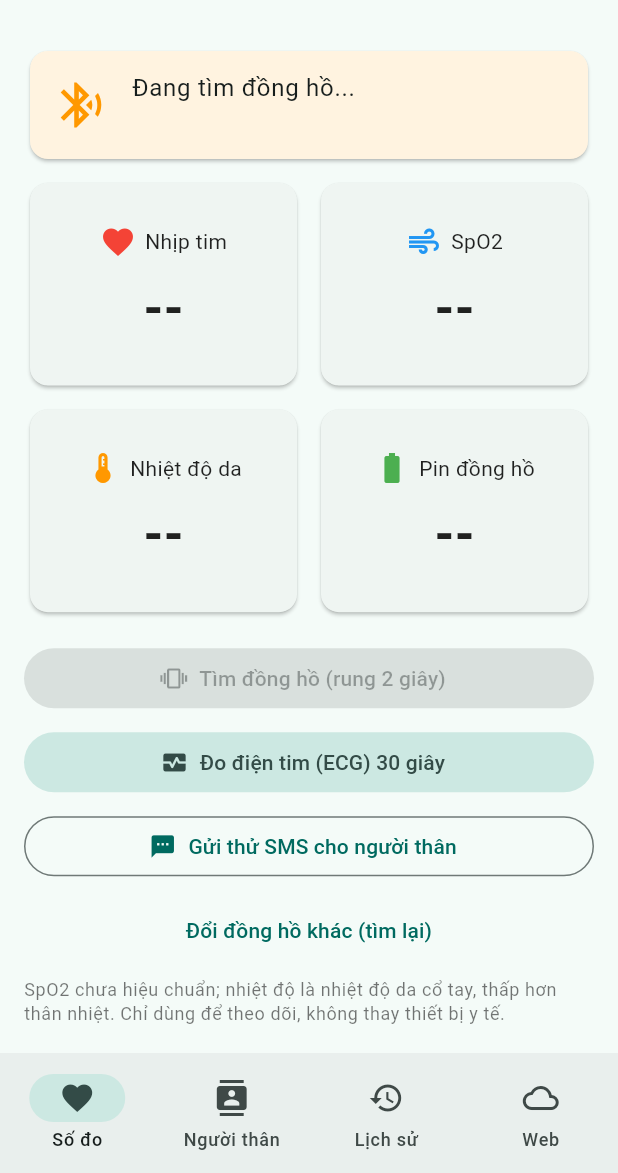
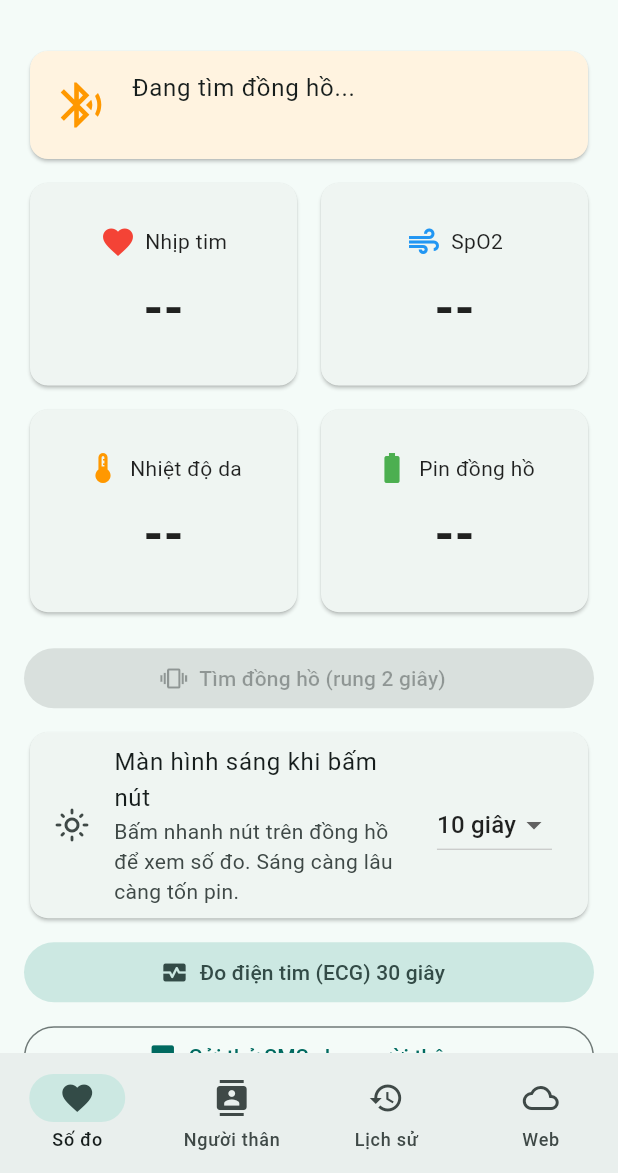
Before and after one commit to Doantheodoisuckhoe/Thietbitheodoisuckhoe, a Flutter app: the screen it shows after launch, on a phone screen of 412 x 824 dp, the part 63-1236 px from its top. Run offline on Flutter 3.47's test engine with Material 3 defaults, Android fonts, the phone set to English and light mode, and no system bars; our stand-ins replace flutter_blue_plus, geolocator, permission_handler, shared_preferences; missing offline and left inert: flutter_foreground_task.

Commit message:
Tiet kiem pin: thoi gian sang man cai tu app, CPU ngu, bao ve pin yeu, tat han tu app
- Lenh BLE 06 ss: thoi gian sang man khi bam nhanh nut (3-120 giay), app gui moi lan ket noi
- Lenh BLE 07 AA: tat han (System OFF), giu nut SOS 2 giay hoac cam sac de bat lai
- Pin < 3,5 V: rung 3 lan + bit4 pin yeu; < 3,4 V khong cam USB: tat han
- loop() ngu bang delay() den lan doc IMU ke tiep (tru luc do ECG)
- App: chon thoi gian sang man, nut tat hang dong ho, hien pin yeu

Co-Authored-By: Claude Opus 5.5 <noreply@anthropic.com>
Claude-Session: https://claude.ai/code/session_01UXjQbw1MvuzdhSSzEtBRoG

```diff
--- a/app/suc_khoe/lib/dong_ho.dart
+++ b/app/suc_khoe/lib/dong_ho.dart
@@ -28,6 +28,9 @@ class DongHo extends ChangeNotifier {
   void Function(SoDo)? khiCoSoDo;
   void Function()? khiMatKetNoi;
   void Function(GoiEcg)? khiCoGoiEcg;
+
+  /// Thoi gian sang man (giay) cai trong app, gui xuong moi lan ket noi.
+  int Function() giaySangMan = () => thoiGianSangManMacDinh;
 
   TrangThai trangThai = TrangThai.dangTim;
   SoDo? soDo;
@@ -199,6 +202,7 @@ class DongHo extends ChangeNotifier {
 
       // Dong bo gio cho man hinh dong ho (firmware cu bo qua lenh nay).
       await guiLenh(lenhDatGio(DateTime.now()));
+      await guiLenh(lenhThoiGianSangMan(giaySangMan()));
 
       // Canh bao xay ra luc chua ket noi: doc gia tri dang cho tren dong ho.
       final c = CanhBao.tuByte(await dtCanhBao.read());
--- a/app/suc_khoe/lib/giao_thuc.dart
+++ b/app/suc_khoe/lib/giao_thuc.dart
@@ -18,6 +18,7 @@ class SoDo {
   final int pinMv;
   final int pinPhanTram;
   final int canhBaoCho; // 0 = khong co
+  final bool pinYeu; // dong ho bao pin < 3,5 V (firmware tu 12/11/2026)
   final DateTime luc;
 
   SoDo({
@@ -28,6 +29,7 @@ class SoDo {
     required this.pinMv,
     required this.pinPhanTram,
     required this.canhBaoCho,
+    this.pinYeu = false,
     DateTime? luc,
   }) : luc = luc ?? DateTime.now();
 
@@ -44,6 +46,7 @@ class SoDo {
       pinMv: d.getUint16(6, Endian.little),
       pinPhanTram: b[8],
       canhBaoCho: b[9],
+      pinYeu: co & 16 != 0,
     );
   }
 }
@@ -119,6 +122,15 @@ List<int> lenhDatGio(DateTime luc) {
   return [5, giay & 0xFF, (giay >> 8) & 0xFF, (giay >> 16) & 0xFF, (giay >> 24) & 0xFF];
 }
 
+/// Thoi gian man hinh dong ho sang khi bam nhanh nut: 06 + so giay (3-120).
+/// App gui moi lan ket noi va moi khi doi trong app. Firmware cu bo qua lenh nay.
+List<int> lenhThoiGianSangMan(int giay) => [6, giay.clamp(3, 120)];
+const cacThoiGianSangMan = [5, 10, 15, 30, 60];
+const thoiGianSangManMacDinh = 10;
+
+/// Tat han dong ho (System OFF). Byte AA de tranh tat nham. Bat lai: giu nut SOS 2 giay hoac cam sac.
+const lenhTatDongHo = [7, 0xAA];
+
 /// ECG: dong ho lay mau 250 lan/giay trong 30 giay.
 const tanSoEcg = 250;
 const soGiayEcg = 30;
--- a/app/suc_khoe/lib/main.dart
+++ b/app/suc_khoe/lib/main.dart
@@ -51,6 +51,7 @@ void main() async {
     doEcg.matKetNoi();
   };
   dongHo.khiCoGoiEcg = doEcg.nhanGoi;
+  dongHo.giaySangMan = () => luuTru.giaySangMan;
   runApp(const UngDung());
 }
 
@@ -206,7 +207,7 @@ class TrangSoDo extends StatelessWidget {
   @override
   Widget build(BuildContext context) {
     return ListenableBuilder(
-      listenable: dongHo,
+      listenable: Listenable.merge([dongHo, luuTru]),
       builder: (context, _) {
         final s = dongHo.soDo;
         final ketNoi = dongHo.trangThai == TrangThai.daKetNoi;
@@ -238,8 +239,9 @@ class TrangSoDo extends StatelessWidget {
               _O(Icons.favorite, Colors.red, 'Nhịp tim', hien(s?.nhipTim, 'l/p')),
               _O(Icons.air, Colors.blue, 'SpO2', hien(s?.spo2, '%')),
               _O(Icons.thermostat, Colors.orange, 'Nhiệt độ da', hien(s?.nhietDo?.toStringAsFixed(1), '°C')),
-              _O(Icons.battery_std, Colors.green, 'Pin đồng hồ',
-                  (s == null || cu) ? '--' : '${s.pinPhanTram} %'),
+              _O(s != null && s.pinYeu ? Icons.battery_alert : Icons.battery_std,
+                  s != null && s.pinYeu ? Colors.red : Colors.green, 'Pin đồng hồ',
+                  (s == null || cu) ? '--' : '${s.pinPhanTram} %${s.pinYeu ? ' (yếu, sạc ngay)' : ''}'),
             ],
           ),
           const SizedBox(height: 16),
@@ -247,6 +249,27 @@ class TrangSoDo extends StatelessWidget {
             onPressed: ketNoi ? () => dongHo.guiLenh(lenhTimDongHo) : null,
             icon: const Icon(Icons.vibration),
             label: const Text('Tìm đồng hồ (rung 2 giây)'),
+          ),
+          const SizedBox(height: 8),
+          Card(
+            child: ListTile(
+              leading: const Icon(Icons.light_mode_outlined),
+              title: const Text('Màn hình sáng khi bấm nút'),
+              subtitle: const Text('Bấm nhanh nút trên đồng hồ để xem số đo. Sáng càng lâu càng tốn pin.'),
+              trailing: DropdownButton<int>(
+                value: cacThoiGianSangMan.contains(luuTru.giaySangMan)
+                    ? luuTru.giaySangMan
+                    : thoiGianSangManMacDinh,
+                items: [
+                  for (final g in cacThoiGianSangMan) DropdownMenuItem(value: g, child: Text('$g giây')),
+                ],
+                onChanged: (g) async {
+                  if (g == null) return;
+                  await luuTru.datGiaySangMan(g);
+                  await dongHo.guiLenh(lenhThoiGianSangMan(g));
+                },
+              ),
+            ),
           ),
           const SizedBox(height: 8),
           FilledButton.tonalIcon(
@@ -263,6 +286,12 @@ class TrangSoDo extends StatelessWidget {
             label: const Text('Gửi thử SMS cho người thân'),
           ),
           const SizedBox(height: 8),
+          OutlinedButton.icon(
+            onPressed: ketNoi ? () => _tatDongHo(context) : null,
+            icon: const Icon(Icons.power_settings_new),
+            label: const Text('Tắt hẳn đồng hồ'),
+          ),
+          const SizedBox(height: 8),
           TextButton(
             onPressed: dongHo.quenDongHo,
             child: const Text('Đổi đồng hồ khác (tìm lại)'),
@@ -276,6 +305,22 @@ class TrangSoDo extends StatelessWidget {
         ]);
       },
     );
+  }
+
+  Future<void> _tatDongHo(BuildContext context) async {
+    final dongY = await showDialog<bool>(
+      context: context,
+      builder: (c) => AlertDialog(
+        title: const Text('Tắt hẳn đồng hồ?'),
+        content: const Text('Khi tắt, đồng hồ KHÔNG đo, KHÔNG phát hiện té ngã và KHÔNG gửi SOS. '
+            'Muốn bật lại: giữ nút trên đồng hồ 2 giây hoặc cắm sạc.'),
+        actions: [
+          TextButton(onPressed: () => Navigator.pop(c, false), child: const Text('Không')),
+          FilledButton(onPressed: () => Navigator.pop(c, true), child: const Text('Tắt')),
+        ],
+      ),
+    );
+    if (dongY == true) await dongHo.guiLenh(lenhTatDongHo);
   }
 
   Future<void> _guiThu(BuildContext context) async {
```
Also changed, not shown: app/suc_khoe/lib/luu_tru.dart (+10 -1 lines), 3 other files.
